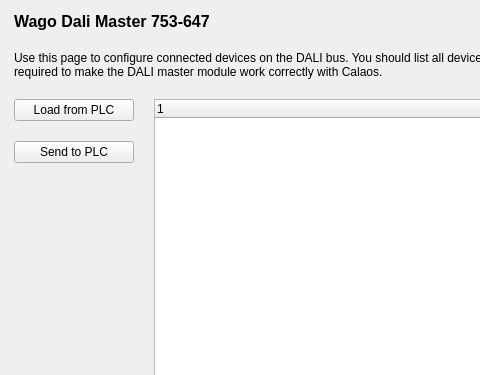
The window that data/FormDaliMaster.ui (calaos/calaos_installer) describes before a commit, drawn with Qt 5; both pictures show x 0 to 480 and y 0 to 375 of the 791 by 535 pixel window.
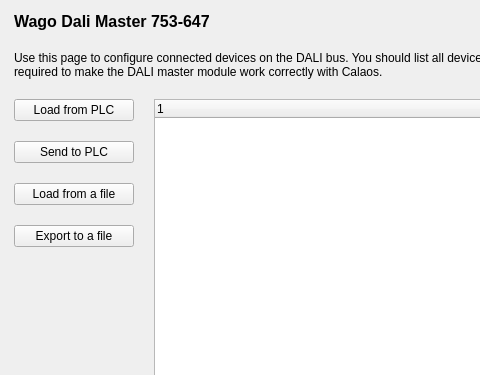
The same window after the commit. Icons and pictures are not drawn.

Commit message: Improve dali master uplaod, fix #38

```diff
--- a/data/FormDaliMaster.ui
+++ b/data/FormDaliMaster.ui
@@ -85,6 +85,34 @@
          </property>
         </widget>
        </item>
+       <item>
+        <widget class="QPushButton" name="pushButtonLoadFile">
+         <property name="minimumSize">
+          <size>
+           <width>120</width>
+           <height>0</height>
+          </size>
+         </property>
+         <property name="text">
+          <string>Load from a file</string>
+         </property>
+         <property name="icon">
+          <iconset resource="resources.qrc">
+           <normaloff>:/img/svn-update.png</normaloff>:/img/svn-update.png</iconset>
+         </property>
+        </widget>
+       </item>
+       <item>
+        <widget class="QPushButton" name="pushButtonExportFile">
+         <property name="text">
+          <string>Export to a file</string>
+         </property>
+         <property name="icon">
+          <iconset resource="resources.qrc">
+           <normaloff>:/img/svn-commit.png</normaloff>:/img/svn-commit.png</iconset>
+         </property>
+        </widget>
+       </item>
        <item>
         <spacer name="verticalSpacer_2">
          <property name="orientation">
```
The commit also changes 2 other files.
